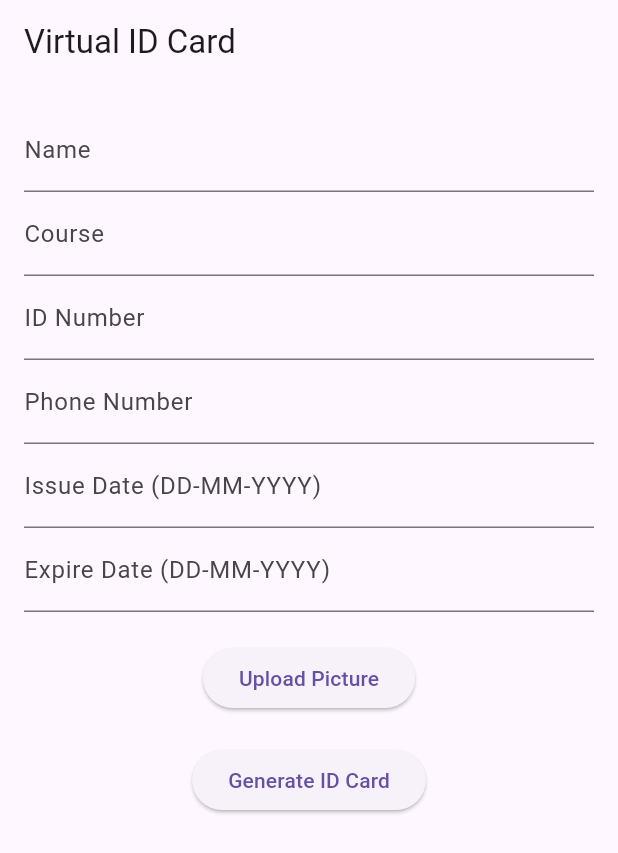
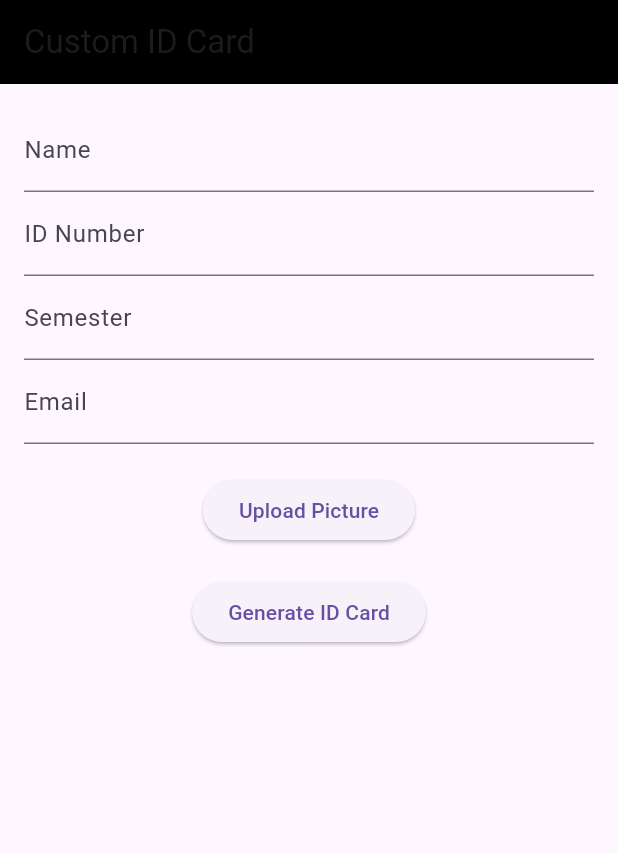
Before and after one commit to Mustazir/Virtual-ID-Card, a Flutter app: the screen it shows after launch, on a phone screen of 412 x 824 dp. Shown: the top 853 px of the screen. Run offline on Flutter 3.47's test engine with Material 3 defaults, Android fonts, the phone set to English and light mode, and no system bars; missing offline and left inert: dart:html.

```diff
--- a/lib/main.dart
+++ b/lib/main.dart
@@ -1,6 +1,6 @@
 import 'package:flutter/material.dart';
-import 'dart:io';
-import 'package:image_picker/image_picker.dart';
+import 'dart:html' as html;
+import 'dart:typed_data';
 
 void main() => runApp(const MyApp());
 
@@ -11,6 +11,7 @@ class MyApp extends StatelessWidget {
   Widget build(BuildContext context) {
     return const MaterialApp(
       home: IDCardForm(),
+      debugShowCheckedModeBanner: false,
     );
   }
 }
@@ -24,29 +25,37 @@ class IDCardForm extends StatefulWidget {
 
 class _IDCardFormState extends State<IDCardForm> {
   final _formKey = GlobalKey<FormState>();
+  String name = '';
+  String idNumber = '';
+  String semester = '';
+  String email = '';
+  Uint8List? _imageBytes;
 
-  String name = '';
-  String course = '';
-  String idNumber = '';
-  String phoneNumber = '';
-  String issueDate = '';
-  String expireDate = '';
-  File? _image;
+  // Image upload for web
+  Future<void> _pickImage() async {
+    final html.FileUploadInputElement uploadInput = html.FileUploadInputElement();
+    uploadInput.accept = 'image/*';
+    uploadInput.click();
 
-  Future<void> _pickImage() async {
-    final pickedFile =
-        await ImagePicker().pickImage(source: ImageSource.gallery);
-    if (pickedFile != null) {
-      setState(() {
-        _image = File(pickedFile.path);
+    uploadInput.onChange.listen((event) {
+      final file = uploadInput.files!.first;
+      final reader = html.FileReader();
+      reader.readAsArrayBuffer(file);
+      reader.onLoadEnd.listen((event) {
+        setState(() {
+          _imageBytes = reader.result as Uint8List;
+        });
       });
-    }
+    });
   }
 
   @override
   Widget build(BuildContext context) {
     return Scaffold(
-      appBar: AppBar(title: const Text('Virtual ID Card')),
+      appBar: AppBar(
+        title: const Text('Custom ID Card'),
+        backgroundColor: Colors.black,
+      ),
       body: SingleChildScrollView(
         padding: const EdgeInsets.all(16.0),
         child: Form(
@@ -55,47 +64,27 @@ class _IDCardFormState extends State<IDCardForm> {
             children: [
               TextFormField(
                 decoration: const InputDecoration(labelText: 'Name'),
-                validator: (value) => value == null || value.isEmpty
-                    ? 'Please enter a name'
-                    : null,
+                validator: (value) =>
+                    value == null || value.isEmpty ? 'Please enter a name' : null,
                 onChanged: (value) => setState(() => name = value),
               ),
               TextFormField(
-                decoration: const InputDecoration(labelText: 'Course'),
-                validator: (value) => value == null || value.isEmpty
-                    ? 'Please enter a course'
-                    : null,
-                onChanged: (value) => setState(() => course = value),
-              ),
-              TextFormField(
                 decoration: const InputDecoration(labelText: 'ID Number'),
-                validator: (value) => value == null || value.isEmpty
-                    ? 'Please enter an ID number'
-                    : null,
+                validator: (value) =>
+                    value == null || value.isEmpty ? 'Please enter ID number' : null,
                 onChanged: (value) => setState(() => idNumber = value),
               ),
               TextFormField(
-                decoration: const InputDecoration(labelText: 'Phone Number'),
-                validator: (value) => value == null || value.isEmpty
-                    ? 'Please enter a phone number'
-                    : null,
-                onChanged: (value) => setState(() => phoneNumber = value),
+                decoration: const InputDecoration(labelText: 'Semester'),
+                validator: (value) =>
+                    value == null || value.isEmpty ? 'Please enter semester' : null,
+                onChanged: (value) => setState(() => semester = value),
               ),
               TextFormField(
-                decoration:
-                    const InputDecoration(labelText: 'Issue Date (DD-MM-YYYY)'),
-                validator: (value) => value == null || value.isEmpty
-                    ? 'Please enter an issue date'
-                    : null,
-                onChanged: (value) => setState(() => issueDate = value),
-              ),
-              TextFormField(
-                decoration: const InputDecoration(
-                    labelText: 'Expire Date (DD-MM-YYYY)'),
-                validator: (value) => value == null || value.isEmpty
-                    ? 'Please enter an expire date'
-                    : null,
-                onChanged: (value) => setState(() => expireDate = value),
+                decoration: const InputDecoration(labelText: 'Email'),
+                validator: (value) =>
+                    value == null || value.isEmpty ? 'Please enter email' : null,
+                onChanged: (value) => setState(() => email = value),
               ),
               const SizedBox(height: 20),
               ElevatedButton(
@@ -113,15 +102,16 @@ class _IDCardFormState extends State<IDCardForm> {
                 child: const Text('Generate ID Card'),
               ),
               const SizedBox(height: 30),
-              if (name.isNotEmpty && course.isNotEmpty && idNumber.isNotEmpty)
+              if (name.isNotEmpty &&
+                  idNumber.isNotEmpty &&
+                  semester.isNotEmpty &&
+                  email.isNotEmpty)
                 IDCard(
                   name: name,
-                  course: course,
                   idNumber: idNumber,
-                  phoneNumber: phoneNumber,
-                  issueDate: issueDate,
-                  expireDate: expireDate,
-                  image: _image,
+                  semester: semester,
+                  email: email,
+                  imageBytes: _imageBytes,
                 ),
             ],
           ),
@@ -133,57 +123,102 @@ class _IDCardFormState extends State<IDCardForm> {
 
 class IDCard extends StatelessWidget {
   final String name;
-  final String course;
   final String idNumber;
-  final String phoneNumber;
-  final String issueDate;
-  final String expireDate;
-  final File? image;
+  final String semester;
+  final String email;
+  final Uint8List? imageBytes;
 
   const IDCard({
     super.key,
     required this.name,
-    required this.course,
     required this.idNumber,
-    required this.phoneNumber,
-    required this.issueDate,
-    required this.expireDate,
-    this.image,
+    required this.semester,
+    required this.email,
+    this.imageBytes,
   });
 
   @override
   Widget build(BuildContext context) {
     return Card(
+      color: Colors.black,
       shape: RoundedRectangleBorder(borderRadius: BorderRadius.circular(16)),
-      elevation: 8,
+      elevation: 10,
       child: Padding(
-        padding: const EdgeInsets.all(16.0),
+        padding: const EdgeInsets.symmetric(vertical: 24, horizontal: 16),
         child: Column(
           crossAxisAlignment: CrossAxisAlignment.start,
           children: [
-            if (image != null)
-              Center(
-                child: CircleAvatar(
-                  radius: 50,
-                  backgroundImage: FileImage(image!),
+            const Center(
+              child: Text(
+                'ID Card',
+                style: TextStyle(
+                  color: Colors.yellow,
+                  fontSize: 18,
+                  fontWeight: FontWeight.bold,
                 ),
               ),
-            const SizedBox(height: 16),
-            Text('Name: $name',
-                style:
-                    const TextStyle(fontSize: 18, fontWeight: FontWeight.bold)),
-            const SizedBox(height: 8),
-            Text('Course: $course', style: const TextStyle(fontSize: 16)),
-            const SizedBox(height: 8),
-            Text('ID: $idNumber', style: const TextStyle(fontSize: 16)),
-            const SizedBox(height: 8),
-            Text('Phone: $phoneNumber', style: const TextStyle(fontSize: 16)),
-            const SizedBox(height: 8),
-            Text('Issue Date: $issueDate',
-                style: const TextStyle(fontSize: 16)),
-            const SizedBox(height: 8),
-            Text('Expire Date: $expireDate',
-                style: const TextStyle(fontSize: 16)),
+            ),
+            const SizedBox(height: 20),
+            Center(
+              child: CircleAvatar(
+                radius: 40,
+                backgroundColor: Colors.grey[800],
+                backgroundImage: imageBytes != null ? MemoryImage(imageBytes!) : null,
+                child: imageBytes == null
+                    ? const Icon(Icons.person, size: 40, color: Colors.white)
+                    : null,
+              ),
+            ),
+            const SizedBox(height: 30),
+            const Text(
+              'Name:',
+              style: TextStyle(color: Colors.grey, fontSize: 12),
+            ),
+            Text(
+              name,
+              style: const TextStyle(
+                color: Colors.yellow,
+                fontSize: 20,
+                fontWeight: FontWeight.bold,
+              ),
+            ),
+            const SizedBox(height: 10),
+            const Text(
+              'ID:',
+              style: TextStyle(color: Colors.grey, fontSize: 12),
+            ),
+            Text(
+              idNumber,
+              style: const TextStyle(
+                color: Colors.yellow,
+                fontSize: 20,
+                fontWeight: FontWeight.bold,
+              ),
+            ),
+            const SizedBox(height: 10),
+            const Text(
+              'Current Semester:',
+              style: TextStyle(color: Colors.grey, fontSize: 12),
+            ),
+            Text(
+              semester,
+              style: const TextStyle(
+                color: Colors.yellow,
+                fontSize: 20,
+                fontWeight: FontWeight.bold,
+              ),
+            ),
+            const SizedBox(height: 20),
+            Row(
+              children: [
+                const Icon(Icons.email, color: Colors.white, size: 16),
+                const SizedBox(width: 8),
+                Text(
+                  email,
+                  style: const TextStyle(color: Colors.white, fontSize: 14),
+                ),
+              ],
+            ),
           ],
         ),
       ),
```
